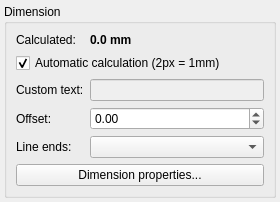
The window that sources/ui/dimensionpropertieswidget.ui (qelectrotech/qelectrotech-source-mirror) describes before a commit, drawn with Qt 5.
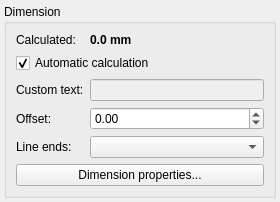
The same window after the commit.

What changed in the file:
```diff
--- a/sources/ui/dimensionpropertieswidget.ui
+++ b/sources/ui/dimensionpropertieswidget.ui
@@ -60,7 +60,7 @@
       <item row="1" column="0" colspan="2">
        <widget class="QCheckBox" name="m_auto_cb">
         <property name="text">
-         <string>Automatic calculation (2px = 1mm)</string>
+         <string>Automatic calculation</string>
         </property>
         <property name="checked">
          <bool>true</bool>
```
